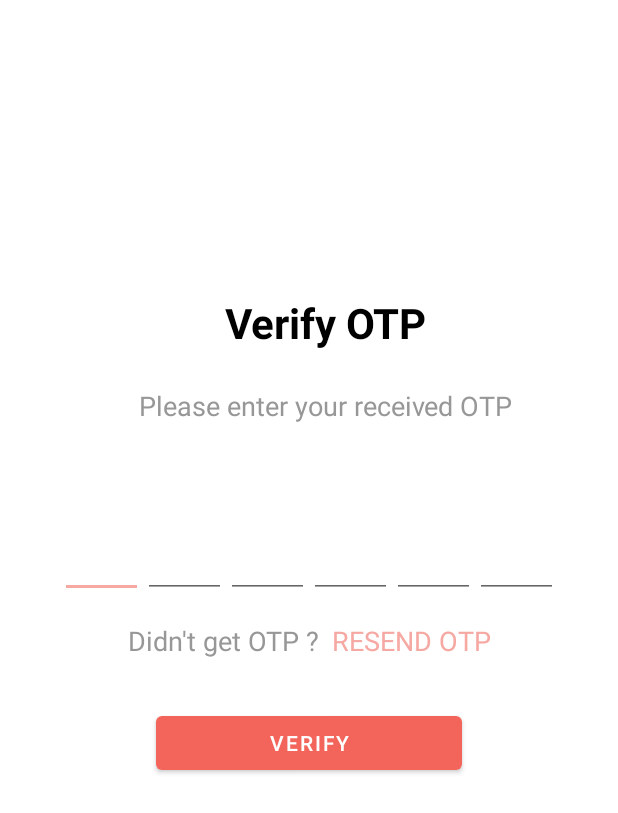
After one commit to IEEE-MSB-CS/Android-Challange, an Android app: the VerifyOtpActivity screen opened directly, with no data from a screen before it, on a phone screen of 412 x 824 dp. The commit adds this screen. Shown: the top 813 px of the screen. Run offline under Robolectric (Android 15) with nearby library versions, the phone set to English and light mode, and no system bars; our stand-ins replace Firebase (no records; nobody signed in at launch, a user with empty details on screens opened directly).

Commit message:
Sign in with phone number + otp verification

```diff
--- /dev/null
+++ b/app/src/main/java/com/hamza/ieeechallenge/VerifyOtpActivity.java
@@ -0,0 +1,177 @@
+package com.hamza.ieeechallenge;
+
+import android.content.Intent;
+import android.os.Bundle;
+import android.text.Editable;
+import android.text.TextWatcher;
+import android.view.View;
+import android.widget.Toast;
+
+import androidx.appcompat.app.AppCompatActivity;
+
+import com.google.firebase.auth.FirebaseAuth;
+import com.google.firebase.auth.PhoneAuthCredential;
+import com.google.firebase.auth.PhoneAuthProvider;
+import com.hamza.ieeechallenge.databinding.ActivityVerifyOtpBinding;
+
+public class VerifyOtpActivity extends AppCompatActivity {
+    private ActivityVerifyOtpBinding binding;
+    private String verificationId;
+    private FirebaseAuth firebaseAuth;
+    @Override
+    protected void onCreate(Bundle savedInstanceState) {
+        super.onCreate(savedInstanceState);
+        binding = ActivityVerifyOtpBinding.inflate(getLayoutInflater());
+        View view = binding.getRoot();
+        setContentView(view);
+
+        editTextInput();
+
+        String phoneNumber = getIntent().getStringExtra("phoneNumber");
+        String fullNumber = getIntent().getStringExtra("fullNumber");
+        verificationId = getIntent().getStringExtra("verificationId");
+        firebaseAuth = FirebaseAuth.getInstance();
+
+        binding.tvPhoneNumber.setText(phoneNumber);
+
+        binding.tvResendOtp.setOnClickListener(view1 -> {
+            sendOtp(fullNumber);
+        });
+        binding.btnVerify.setOnClickListener(view12 -> {
+            String code = getTextFromEditTexts();
+            if(verificationId != null && code != null) {
+                binding.progressBar.setVisibility(View.VISIBLE);
+                binding.btnVerify.setVisibility(View.GONE);
+                PhoneAuthCredential credential = PhoneAuthProvider.getCredential(verificationId, code);
+                signInWithPhoneAuthCredential(credential);
+            }
+            });
+
+    }
+
+    private void sendOtp(String fullNumber) {
+
+    }
+
+
+    private void editTextInput() {
+        binding.etC1.addTextChangedListener(new TextWatcher() {
+            @Override
+            public void beforeTextChanged(CharSequence charSequence, int i, int i1, int i2) {
+
+            }
+
+            @Override
+            public void onTextChanged(CharSequence charSequence, int i, int i1, int i2) {
+                binding.etC2.requestFocus();
+            }
+
+            @Override
+            public void afterTextChanged(Editable editable) {
+
+            }
+        });
+        binding.etC2.addTextChangedListener(new TextWatcher() {
+            @Override
+            public void beforeTextChanged(CharSequence charSequence, int i, int i1, int i2) {
+
+            }
+
+            @Override
+            public void onTextChanged(CharSequence charSequence, int i, int i1, int i2) {
+                binding.etC3.requestFocus();
+            }
+
+            @Override
+            public void afterTextChanged(Editable editable) {
+
+            }
+        });
+        binding.etC3.addTextChangedListener(new TextWatcher() {
+            @Override
+            public void beforeTextChanged(CharSequence charSequence, int i, int i1, int i2) {
+
+            }
+
+            @Override
+            public void onTextChanged(CharSequence charSequence, int i, int i1, int i2) {
+                binding.etC4.requestFocus();
+            }
+
+            @Override
+            public void afterTextChanged(Editable editable) {
+
+            }
+        });
+        binding.etC4.addTextChangedListener(new TextWatcher() {
+            @Override
+            public void beforeTextChanged(CharSequence charSequence, int i, int i1, int i2) {
+
+            }
+
+            @Override
+            public void onTextChanged(CharSequence charSequence, int i, int i1, int i2) {
+                binding.etC5.requestFocus();
+            }
+
+            @Override
+            public void afterTextChanged(Editable editable) {
+
+            }
+        });
+        binding.etC5.addTextChangedListener(new TextWatcher() {
+            @Override
+            public void beforeTextChanged(CharSequence charSequence, int i, int i1, int i2) {
+
+            }
+
+            @Override
+            public void onTextChanged(CharSequence charSequence, int i, int i1, int i2) {
+                binding.etC6.requestFocus();
+            }
+
+            @Override
+            public void afterTextChanged(Editable editable) {
+
+            }
+        });
+    }
+
+    private String getTextFromEditTexts() {
+        if(binding.etC1.getText().toString().trim().isEmpty() ||
+                binding.etC1.getText().toString().trim().isEmpty() ||
+                binding.etC2.getText().toString().trim().isEmpty() ||
+                binding.etC3.getText().toString().trim().isEmpty() ||
+                binding.etC4.getText().toString().trim().isEmpty() ||
+                binding.etC5.getText().toString().trim().isEmpty() ||
+                binding.etC6.getText().toString().trim().isEmpty()){
+            Toast.makeText(this, "Please enter your OTP", Toast.LENGTH_LONG).show();
+
+        }else {
+            return binding.etC1.getText().toString() +
+                    binding.etC2.getText().toString() +
+                    binding.etC3.getText().toString() +
+                    binding.etC4.getText().toString() +
+                    binding.etC5.getText().toString() +
+                    binding.etC6.getText().toString();
+        }
+        return null;
+    }
+
+    private void signInWithPhoneAuthCredential(PhoneAuthCredential credential) {
+        firebaseAuth.signInWithCredential(credential).addOnCompleteListener(task -> {
+            if (task.isSuccessful()){
+                binding.progressBar.setVisibility(View.GONE);
+                binding.btnVerify.setVisibility(View.VISIBLE);
+                Intent intent = new Intent(VerifyOtpActivity.this , MainActivity.class );
+                intent.setFlags(Intent.FLAG_ACTIVITY_CLEAR_TASK  | Intent.FLAG_ACTIVITY_NEW_TASK);
+                startActivity(intent);
+            }else{
+                binding.progressBar.setVisibility(View.GONE);
+                binding.btnVerify.setVisibility(View.VISIBLE);
+                Toast.makeText(VerifyOtpActivity.this, "OTP is not valid", Toast.LENGTH_LONG).show();
+            }
+        });
+    }
+
+}
--- /dev/null
+++ b/app/src/main/res/layout/activity_verify_otp.xml
@@ -0,0 +1,161 @@
+<?xml version="1.0" encoding="utf-8"?>
+<androidx.constraintlayout.widget.ConstraintLayout xmlns:android="http://schemas.android.com/apk/res/android"
+    xmlns:app="http://schemas.android.com/apk/res-auto"
+    xmlns:tools="http://schemas.android.com/tools"
+    android:layout_width="match_parent"
+    android:layout_height="match_parent"
+    tools:context=".VerifyOtpActivity">
+
+    <TextView
+        android:id="@+id/tv_verify_otp"
+        android:layout_width="wrap_content"
+        android:layout_height="wrap_content"
+        android:layout_marginTop="196dp"
+        android:text="Verify OTP"
+        android:textColor="@color/black"
+        android:textSize="28sp"
+        android:textStyle="bold"
+        app:layout_constraintEnd_toEndOf="parent"
+        app:layout_constraintHorizontal_bias="0.541"
+        app:layout_constraintStart_toStartOf="parent"
+        app:layout_constraintTop_toTopOf="parent" />
+
+    <TextView
+        android:id="@+id/tv_enter_otp"
+        android:layout_width="wrap_content"
+        android:layout_height="wrap_content"
+        android:text="Please enter your received OTP"
+        android:textColor="@color/gray"
+        android:textSize="18sp"
+        android:layout_marginTop="24dp"
+        app:layout_constraintTop_toBottomOf="@id/tv_verify_otp"
+        app:layout_constraintStart_toStartOf="@id/tv_verify_otp"
+        app:layout_constraintEnd_toEndOf="@id/tv_verify_otp"/>
+
+    <TextView
+        android:id="@+id/tv_phone_number"
+        android:layout_width="wrap_content"
+        android:layout_height="wrap_content"
+        android:text="0777233426"
+        android:textColor="@color/gray"
+        android:layout_marginTop="12dp"
+        app:layout_constraintTop_toBottomOf="@id/tv_enter_otp"
+        app:layout_constraintStart_toStartOf="@id/tv_enter_otp"
+        app:layout_constraintEnd_toEndOf="@id/tv_enter_otp"
+        android:textSize="18sp"/>
+
+    <LinearLayout
+        android:id="@+id/linear_layout_otp"
+        android:layout_width="wrap_content"
+        android:layout_height="wrap_content"
+        android:layout_marginStart="5dp"
+        android:layout_marginEnd="5dp"
+        android:layout_marginTop="24dp"
+        android:gravity="center"
+        android:orientation="horizontal"
+        app:layout_constraintStart_toStartOf="parent"
+        app:layout_constraintEnd_toEndOf="parent"
+        app:layout_constraintTop_toBottomOf="@id/tv_phone_number">
+
+        <EditText
+            android:id="@+id/et_c1"
+            android:layout_width="55dp"
+            android:layout_height="55dp"
+            android:ems="10"
+            android:maxLength="1"
+            android:inputType="phone"
+            android:textSize="20sp" />
+
+        <EditText
+            android:id="@+id/et_c2"
+            android:layout_width="55dp"
+            android:layout_height="55dp"
+            android:ems="10"
+            android:maxLength="1"
+            android:inputType="phone"
+            android:textSize="20sp" />
+
+        <EditText
+            android:id="@+id/et_c3"
+            android:layout_width="55dp"
+            android:layout_height="55dp"
+            android:ems="10"
+            android:maxLength="1"
+            android:inputType="phone"
+            android:textSize="20sp" />
+
+        <EditText
+            android:id="@+id/et_c4"
+            android:layout_width="55dp"
+            android:layout_height="55dp"
+            android:ems="10"
+            android:maxLength="1"
+            android:inputType="phone"
+            android:textSize="20sp" />
+
+        <EditText
+            android:id="@+id/et_c5"
+            android:layout_width="55dp"
+            android:layout_height="55dp"
+            android:ems="10"
+            android:maxLength="1"
+            android:inputType="phone"
+            android:textSize="20sp" />
+
+        <EditText
+            android:id="@+id/et_c6"
+            android:layout_width="55dp"
+            android:layout_height="55dp"
+            android:ems="10"
+            android:maxLength="1"
+            android:inputType="phone"
+            android:textSize="20sp" />
+
+    </LinearLayout>
+
+    <LinearLayout
+        android:id="@+id/linear_layout_text"
+        android:layout_width="wrap_content"
+        android:layout_height="wrap_content"
+        android:orientation="horizontal"
+        android:layout_marginTop="16dp"
+        app:layout_constraintTop_toBottomOf="@id/linear_layout_otp"
+        app:layout_constraintStart_toStartOf="parent"
+        app:layout_constraintEnd_toEndOf="parent">
+        <TextView
+            android:layout_width="wrap_content"
+            android:layout_height="wrap_content"
+            android:text="Didn't get OTP ?"
+            android:textColor="@color/gray"
+            android:textSize="18sp"/>
+        <TextView
+            android:id="@+id/tv_resend_otp"
+            android:layout_width="wrap_content"
+            android:layout_height="wrap_content"
+            android:text="RESEND OTP"
+            android:textColor="@color/light_orange"
+            android:layout_marginStart="8dp"
+            android:textSize="18sp"/>
+    </LinearLayout>
+
+    <Button
+        android:id="@+id/btn_verify"
+        android:layout_width="204dp"
+        android:layout_height="wrap_content"
+        android:text="Verify"
+        android:layout_marginTop="32dp"
+        app:layout_constraintTop_toBottomOf="@id/linear_layout_text"
+        app:layout_constraintStart_toStartOf="parent"
+        app:layout_constraintEnd_toEndOf="parent"/>
+
+    <ProgressBar
+        android:id="@+id/progress_bar"
+        android:layout_width="wrap_content"
+        android:layout_height="wrap_content"
+        android:visibility="gone"
+        android:layout_marginTop="32dp"
+        app:layout_constraintTop_toBottomOf="@id/linear_layout_text"
+        app:layout_constraintStart_toStartOf="parent"
+        app:layout_constraintEnd_toEndOf="parent"/>
+
+</androidx.constraintlayout.widget.ConstraintLayout>
--- a/app/src/main/res/values-night/themes.xml
+++ b/app/src/main/res/values-night/themes.xml
@@ -2,12 +2,12 @@
     <!-- Base application theme. -->
     <style name="Theme.IEEEChallenge" parent="Theme.MaterialComponents.DayNight.DarkActionBar">
         <!-- Primary brand color. -->
-        <item name="colorPrimary">@color/purple_200</item>
-        <item name="colorPrimaryVariant">@color/purple_700</item>
+        <item name="colorPrimary">@color/orange</item>
+        <item name="colorPrimaryVariant">@color/orange</item>
         <item name="colorOnPrimary">@color/black</item>
         <!-- Secondary brand color. -->
-        <item name="colorSecondary">@color/teal_200</item>
-        <item name="colorSecondaryVariant">@color/teal_200</item>
+        <item name="colorSecondary">@color/light_orange</item>
+        <item name="colorSecondaryVariant">@color/light_orange</item>
         <item name="colorOnSecondary">@color/black</item>
         <!-- Status bar color. -->
         <item name="android:statusBarColor" tools:targetApi="l">?attr/colorPrimaryVariant</item>
--- a/app/src/main/res/values/colors.xml
+++ b/app/src/main/res/values/colors.xml
@@ -1,10 +1,8 @@
 <?xml version="1.0" encoding="utf-8"?>
 <resources>
-    <color name="purple_200">#FFBB86FC</color>
-    <color name="purple_500">#FF6200EE</color>
-    <color name="purple_700">#FF3700B3</color>
-    <color name="teal_200">#FF03DAC5</color>
-    <color name="teal_700">#FF018786</color>
     <color name="black">#FF000000</color>
     <color name="white">#FFFFFFFF</color>
+    <color name="orange">#F3655B</color>
+    <color name="light_orange">#F6A8A2</color>
+    <color name="gray">#979797</color>
 </resources>
--- a/app/src/main/res/values/themes.xml
+++ b/app/src/main/res/values/themes.xml
@@ -1,13 +1,13 @@
 <resources xmlns:tools="http://schemas.android.com/tools">
     <!-- Base application theme. -->
-    <style name="Theme.IEEEChallenge" parent="Theme.MaterialComponents.DayNight.DarkActionBar">
+    <style name="Theme.IEEEChallenge" parent="Theme.MaterialComponents.DayNight.NoActionBar">
         <!-- Primary brand color. -->
-        <item name="colorPrimary">@color/purple_500</item>
-        <item name="colorPrimaryVariant">@color/purple_700</item>
+        <item name="colorPrimary">@color/orange</item>
+        <item name="colorPrimaryVariant">@color/orange</item>
         <item name="colorOnPrimary">@color/white</item>
         <!-- Secondary brand color. -->
-        <item name="colorSecondary">@color/teal_200</item>
-        <item name="colorSecondaryVariant">@color/teal_700</item>
+        <item name="colorSecondary">@color/light_orange</item>
+        <item name="colorSecondaryVariant">@color/light_orange</item>
         <item name="colorOnSecondary">@color/black</item>
         <!-- Status bar color. -->
         <item name="android:statusBarColor" tools:targetApi="l">?attr/colorPrimaryVariant</item>
```
Also changed, not shown: app/build.gradle (+14 -1 lines), app/src/main/AndroidManifest.xml (+8 -3 lines), app/src/main/java/com/hamza/ieeechallenge/MainActivity.java (added, +29 -0 lines), app/src/main/java/com/hamza/ieeechallenge/MainActivity.kt (deleted, +0 -11 lines), app/src/main/java/com/hamza/ieeechallenge/SendOtpActivity.java (added, +92 -0 lines), app/src/main/java/com/hamza/ieeechallenge/SplashActivity.java (added, +42 -0 lines), app/src/main/java/com/hamza/ieeechallenge/model/User.java (added, +40 -0 lines), app/src/main/res/layout/activity_main.xml (+6 -6 lines), app/src/main/res/layout/activity_send_otp.xml (added, +56 -0 lines), app/src/main/res/layout/activity_splash.xml (added, +9 -0 lines), build.gradle (+9 -2 lines), settings.gradle (+0 -8 lines), gradle/wrapper/gradle-wrapper.properties.
